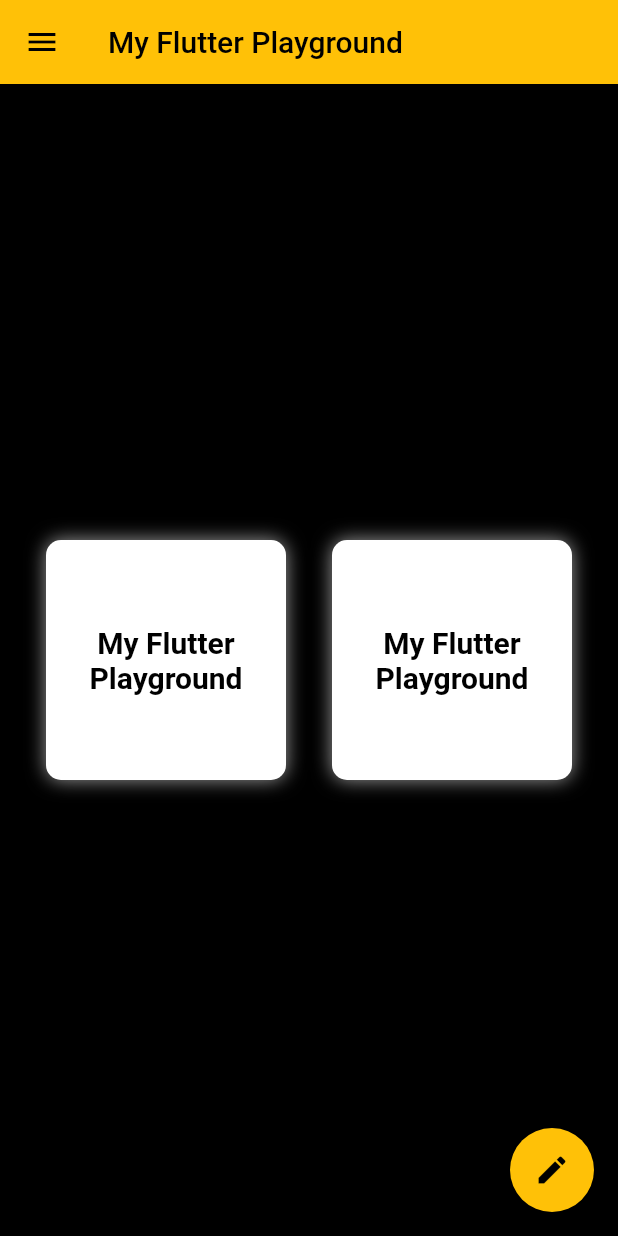
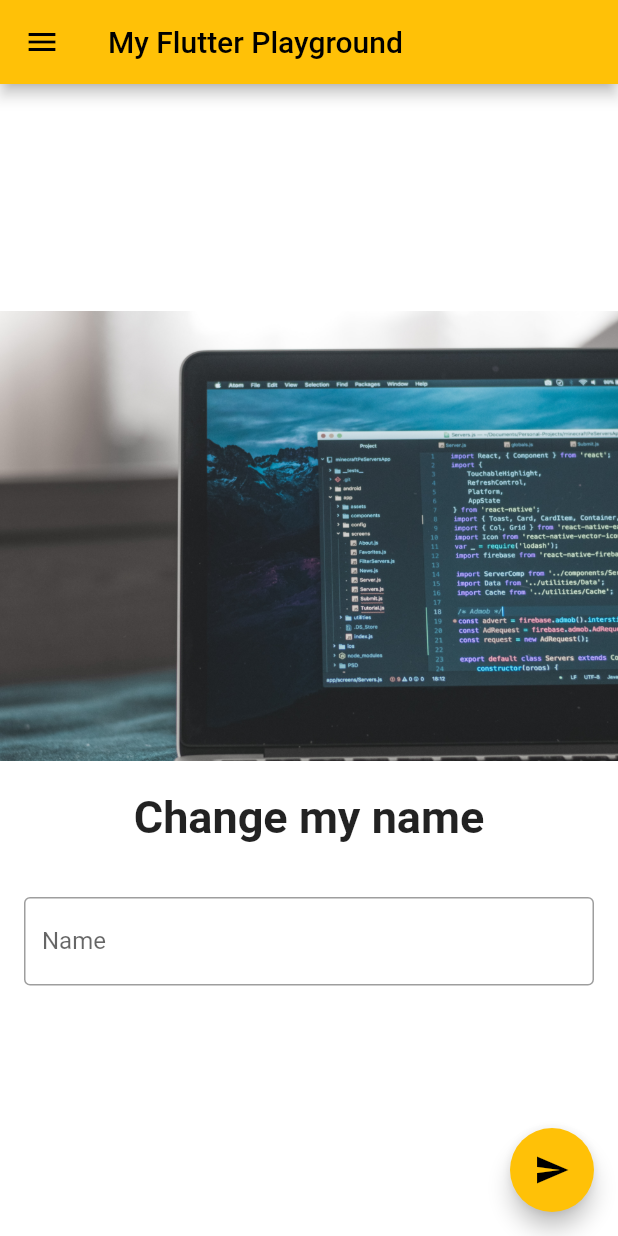
Before and after one commit to skaftisveins/This-is-Flutter, a Flutter app: the screen it shows after launch, on a phone screen of 412 x 824 dp. Run offline on Flutter 3.47's test engine with Material 2 defaults, Android fonts, the light colour scheme and no system bars.

Commit message:
Added SingleChildScrollView and background image. TextField with _nameController. home_screen stateful widget now.

```diff
--- a/lib/config/palette.dart
+++ b/lib/config/palette.dart
@@ -3,5 +3,5 @@ import 'package:flutter/material.dart';
 // Color palette
 
 class Palette {
-  static const Color scaffold = Colors.black;
+  static const Color scaffold = Colors.white;
 }
--- a/lib/screens/home_screen.dart
+++ b/lib/screens/home_screen.dart
@@ -1,6 +1,13 @@
 import 'package:flutter/material.dart';
 
-class HomeScreen extends StatelessWidget {
+class HomeScreen extends StatefulWidget {
+  @override
+  _HomeScreenState createState() => _HomeScreenState();
+}
+
+class _HomeScreenState extends State<HomeScreen> {
+  var myText = "Change my name";
+  TextEditingController _nameController = TextEditingController();
   @override
   Widget build(BuildContext context) {
     return Scaffold(
@@ -11,54 +18,37 @@ class HomeScreen extends StatelessWidget {
           ),
         ),
         body: Center(
-          child: Row(
-            mainAxisAlignment: MainAxisAlignment.spaceEvenly,
-            children: [
-              Container(
-                padding: const EdgeInsets.all(10),
-                alignment: Alignment.center,
-                decoration: BoxDecoration(
-                  color: Colors.white,
-                  borderRadius: BorderRadius.circular(10),
-                  boxShadow: [
-                    BoxShadow(color: Colors.grey, blurRadius: 10),
-                  ],
+          child: SingleChildScrollView(
+            child: Column(
+              children: [
+                Image.asset(
+                  "assets/images/bg.jpg",
+                  height: 300,
+                  width: 500,
+                  fit: BoxFit.cover,
                 ),
-                width: 160,
-                height: 160,
-                child: Text(
-                  "My Flutter Playground",
-                  textAlign: TextAlign.center,
-                  style: TextStyle(
-                    color: Colors.black,
-                    fontSize: 20,
-                    fontWeight: FontWeight.bold,
+                SizedBox(
+                  height: 20,
+                ),
+                Text(
+                  myText,
+                  style: TextStyle(fontSize: 30, fontWeight: FontWeight.bold),
+                ),
+                SizedBox(
+                  height: 20,
+                ),
+                Padding(
+                  padding: const EdgeInsets.all(16.0),
+                  child: TextField(
+                    controller: _nameController,
+                    decoration: InputDecoration(
+                        border: OutlineInputBorder(),
+                        hintText: "Enter some text",
+                        labelText: "Name"),
                   ),
                 ),
-              ),
-              Container(
-                padding: const EdgeInsets.all(10),
-                alignment: Alignment.center,
-                decoration: BoxDecoration(
-                  color: Colors.white,
-                  borderRadius: BorderRadius.circular(10),
-                  boxShadow: [
-                    BoxShadow(color: Colors.grey, blurRadius: 10),
-                  ],
-                ),
-                width: 160,
-                height: 160,
-                child: Text(
-                  "My Flutter Playground",
-                  textAlign: TextAlign.center,
-                  style: TextStyle(
-                    color: Colors.black,
-                    fontSize: 20,
-                    fontWeight: FontWeight.bold,
-                  ),
-                ),
-              ),
-            ],
+              ],
+            ),
           ),
         ),
         drawer: Drawer(
@@ -89,8 +79,12 @@ class HomeScreen extends StatelessWidget {
           ),
         ),
         floatingActionButton: FloatingActionButton(
-          onPressed: () {},
-          child: Icon(Icons.edit),
+          onPressed: () {
+            myText = _nameController.text;
+            _nameController.clear();
+            setState(() {});
+          },
+          child: Icon(Icons.send),
         ));
   }
 }
```
Also changed, not shown: assets/images/bg.jpg (added).
